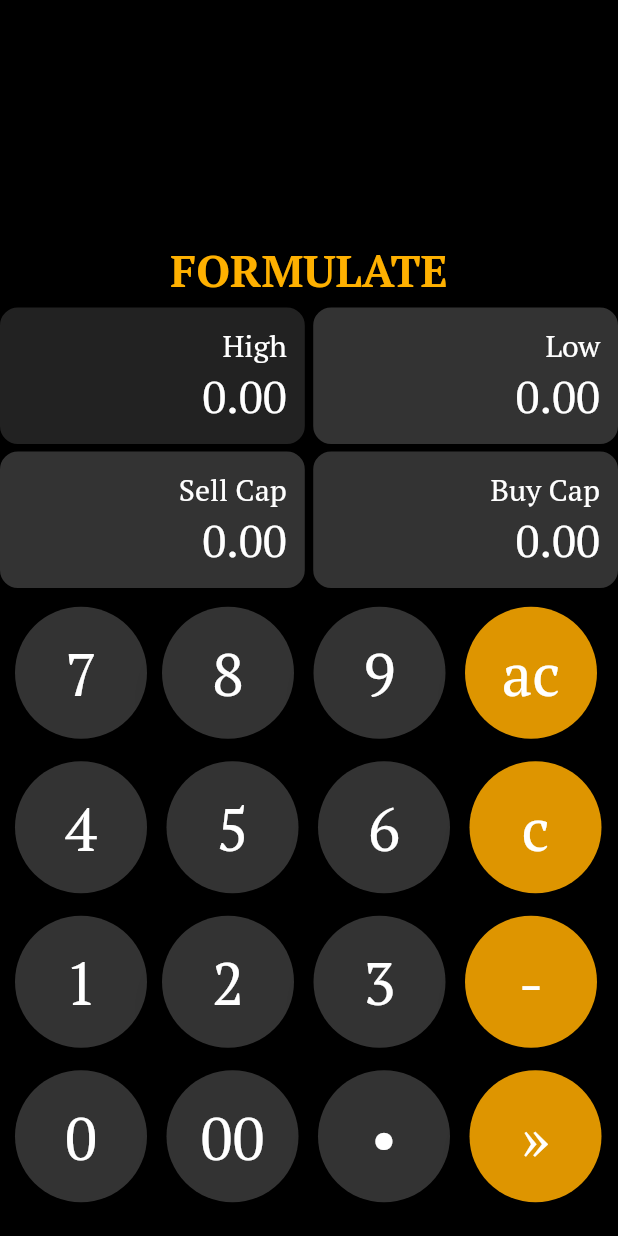
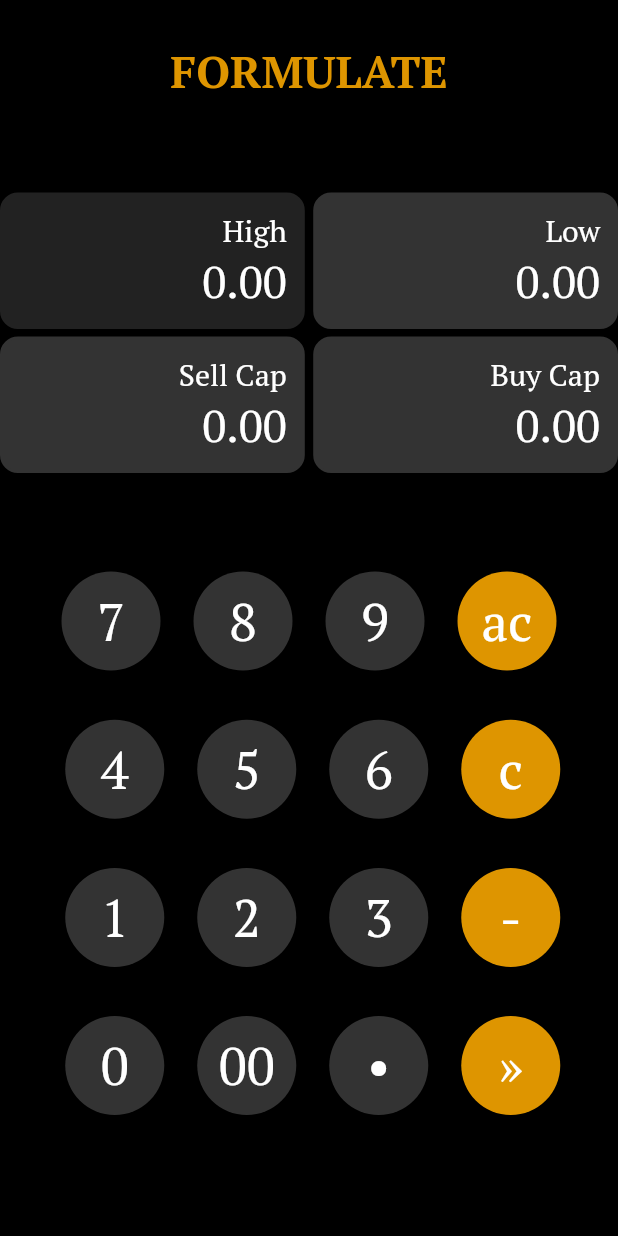
Before and after one commit to Shivam010/formulate, a Flutter app: the screen it shows after launch, on a phone screen of 412 x 824 dp. Run offline on Flutter 3.47's test engine with Material 2 defaults, Android fonts, the phone set to English and light mode, and no system bars.

Commit message:
num pad adjusted according to screen size

```diff
--- a/lib/main.dart
+++ b/lib/main.dart
@@ -203,13 +203,13 @@ class _PresentorState extends State<Presentor> {
       child: Column(
         crossAxisAlignment: CrossAxisAlignment.stretch,
         mainAxisSize: MainAxisSize.max,
-        mainAxisAlignment: MainAxisAlignment.end,
+        mainAxisAlignment: MainAxisAlignment.spaceEvenly,
         children: <Widget>[
           Text(
             "FORMULATE",
             style: TextStyle(
               fontSize: 30,
-              color: Yellowish,
+              color: Orange,
               fontWeight: FontWeight.bold,
             ),
             textAlign: TextAlign.center,
@@ -240,54 +240,46 @@ class _PresentorState extends State<Presentor> {
           ),
           SizedBox(height: 10.0),
           Row(
-            mainAxisAlignment: MainAxisAlignment.start,
+            mainAxisAlignment: MainAxisAlignment.center,
             children: <Widget>[
+              // SizedBox(width: 5),
               btn('7', true),
-              // SizedBox(width: 3),
               btn('8', true),
-              SizedBox(width: 3),
               btn('9', true),
-              SizedBox(width: 3),
               btn('ac', false),
             ],
           ),
           Row(
-            mainAxisAlignment: MainAxisAlignment.start,
+            mainAxisAlignment: MainAxisAlignment.center,
             children: <Widget>[
+              SizedBox(width: 5),
               btn('4', true),
-              SizedBox(width: 3),
               btn('5', true),
-              SizedBox(width: 3),
               btn('6', true),
-              SizedBox(width: 3),
               btn('c', false),
             ],
           ),
           Row(
-            mainAxisAlignment: MainAxisAlignment.start,
+            mainAxisAlignment: MainAxisAlignment.center,
             children: <Widget>[
+              SizedBox(width: 5),
               btn('1', true),
-              // SizedBox(width: 3),
               btn('2', true),
-              SizedBox(width: 3),
               btn('3', true),
-              SizedBox(width: 3),
               btn('-', false),
             ],
           ),
           Row(
-            mainAxisAlignment: MainAxisAlignment.start,
+            mainAxisAlignment: MainAxisAlignment.center,
             children: <Widget>[
+              SizedBox(width: 5),
               btn('0', true),
-              SizedBox(width: 3),
               btn('00', true),
-              SizedBox(width: 3),
               btn('•', true),
-              SizedBox(width: 3),
               btn('»', false),
             ],
           ),
-          SizedBox(height: 10.0)
+          SizedBox(height: 20.0)
         ],
       ),
     );
@@ -340,12 +332,12 @@ class _PresentorState extends State<Presentor> {
 
   Widget btn(String btntext, bool normalColor) {
     return Container(
-      padding: EdgeInsets.only(left: 10, bottom: 10),
+      padding: EdgeInsets.only(bottom: 5),
       child: RaisedButton(
         child: Text(
           btntext,
           style: TextStyle(
-            fontSize: 40.0,
+            fontSize: 35.0,
             color: Colors.white,
           ),
         ),
@@ -353,7 +345,7 @@ class _PresentorState extends State<Presentor> {
         elevation: 10,
         highlightElevation: 2,
         color: normalColor ? DarkGray : Orange,
-        padding: EdgeInsets.all(20.0),
+        padding: EdgeInsets.all(10.0),
         splashColor: normalColor ? Greyish : Yellowish,
         highlightColor: normalColor ? Greyish : Yellowish,
         shape: CircleBorder(),
@@ -390,6 +382,7 @@ Future<AverageData> fetchData() async {
   if (response.statusCode == 200) {
     return AverageData.fromJson(json.decode(response.body));
   } else {
-    throw Exception('Failed to load post');
+    return AverageData(
+        error: "Something went wrong", buy: 0, min: 0, sell: 0, max: 0);
   }
 }
```
Also changed, not shown: 1 other file.
